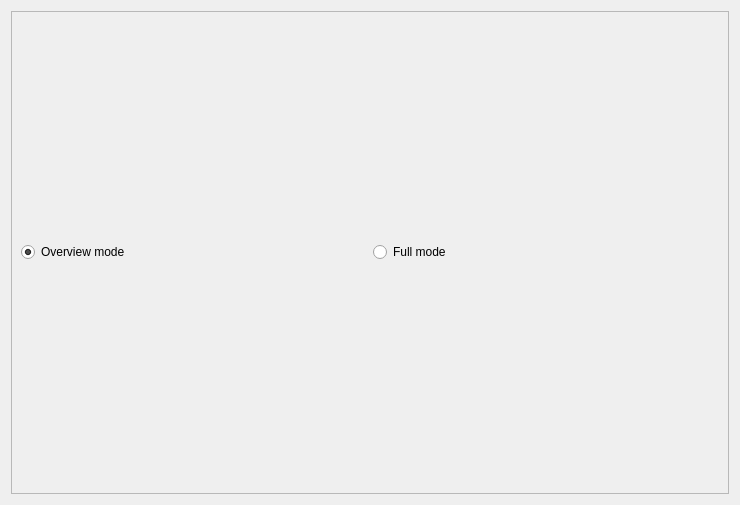
This is src/analyzer/graphdialog.ui in loganek/workertracker as Qt 5 draws it before an edit. The edited form follows.
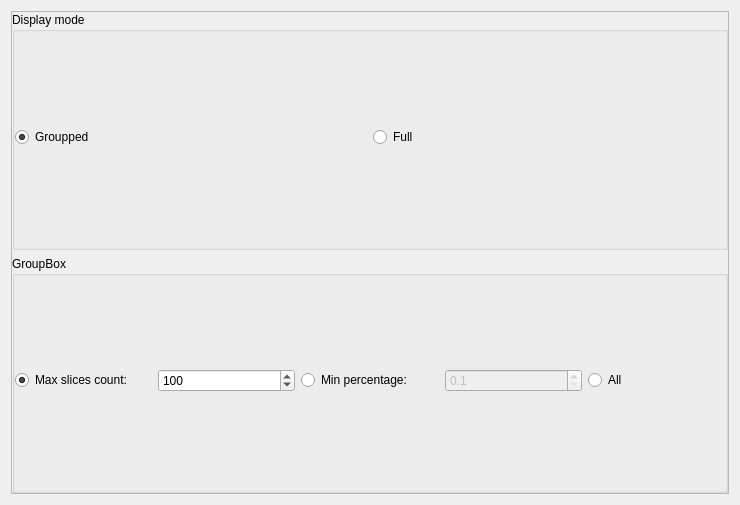
This is the edited form.

```diff
--- a/src/analyzer/graphdialog.ui
+++ b/src/analyzer/graphdialog.ui
@@ -22,22 +22,141 @@
      <property name="frameShadow">
       <enum>QFrame::Raised</enum>
      </property>
-     <layout class="QHBoxLayout" name="horizontalLayout_2">
+     <layout class="QVBoxLayout" name="verticalLayout_2">
+      <property name="leftMargin">
+       <number>0</number>
+      </property>
+      <property name="topMargin">
+       <number>0</number>
+      </property>
+      <property name="rightMargin">
+       <number>0</number>
+      </property>
+      <property name="bottomMargin">
+       <number>0</number>
+      </property>
       <item>
-       <widget class="QRadioButton" name="overviewModeRadioButton">
-        <property name="text">
-         <string>Overview mode</string>
+       <widget class="QGroupBox" name="groupBox">
+        <property name="title">
+         <string>Display mode</string>
         </property>
-        <property name="checked">
-         <bool>true</bool>
+        <property name="alignment">
+         <set>Qt::AlignLeading|Qt::AlignLeft|Qt::AlignTop</set>
         </property>
+        <layout class="QHBoxLayout" name="horizontalLayout">
+         <property name="spacing">
+          <number>6</number>
+         </property>
+         <property name="leftMargin">
+          <number>0</number>
+         </property>
+         <property name="topMargin">
+          <number>0</number>
+         </property>
+         <property name="rightMargin">
+          <number>0</number>
+         </property>
+         <property name="bottomMargin">
+          <number>5</number>
+         </property>
+         <item>
+          <widget class="QRadioButton" name="overviewModeRadioButton">
+           <property name="text">
+            <string>Groupped</string>
+           </property>
+           <property name="checked">
+            <bool>true</bool>
+           </property>
+          </widget>
+         </item>
+         <item>
+          <widget class="QRadioButton" name="fullModeRadioButton">
+           <property name="text">
+            <string>Full</string>
+           </property>
+          </widget>
+         </item>
+        </layout>
        </widget>
       </item>
       <item>
-       <widget class="QRadioButton" name="fullModeRadioButton">
-        <property name="text">
-         <string>Full mode</string>
+       <widget class="QGroupBox" name="groupBox_2">
+        <property name="title">
+         <string>GroupBox</string>
         </property>
+        <property name="alignment">
+         <set>Qt::AlignLeading|Qt::AlignLeft|Qt::AlignTop</set>
+        </property>
+        <layout class="QHBoxLayout" name="horizontalLayout_2">
+         <property name="spacing">
+          <number>6</number>
+         </property>
+         <property name="leftMargin">
+          <number>0</number>
+         </property>
+         <property name="topMargin">
+          <number>0</number>
+         </property>
+         <property name="rightMargin">
+          <number>0</number>
+         </property>
+         <property name="bottomMargin">
+          <number>5</number>
+         </property>
+         <item>
+          <widget class="QRadioButton" name="maxCntPolicyRadioButton">
+           <property name="text">
+            <string>Max slices count:</string>
+           </property>
+           <property name="checked">
+            <bool>true</bool>
+           </property>
+          </widget>
+         </item>
+         <item>
+          <widget class="QSpinBox" name="maxCountSpinBox">
+           <property name="minimum">
+            <number>1</number>
+           </property>
+           <property name="maximum">
+            <number>999999999</number>
+           </property>
+           <property name="singleStep">
+            <number>5</number>
+           </property>
+           <property name="value">
+            <number>100</number>
+           </property>
+          </widget>
+         </item>
+         <item>
+          <widget class="QRadioButton" name="minPercentagePolicyRadioButton">
+           <property name="text">
+            <string>Min percentage:</string>
+           </property>
+          </widget>
+         </item>
+         <item>
+          <widget class="QDoubleSpinBox" name="minPercentageDoubleSpinBox">
+           <property name="enabled">
+            <bool>false</bool>
+           </property>
+           <property name="decimals">
+            <number>1</number>
+           </property>
+           <property name="minimum">
+            <double>0.100000000000000</double>
+           </property>
+          </widget>
+         </item>
+         <item>
+          <widget class="QRadioButton" name="allPolicyRadioButton">
+           <property name="text">
+            <string>All</string>
+           </property>
+          </widget>
+         </item>
+        </layout>
        </widget>
       </item>
      </layout>
```
